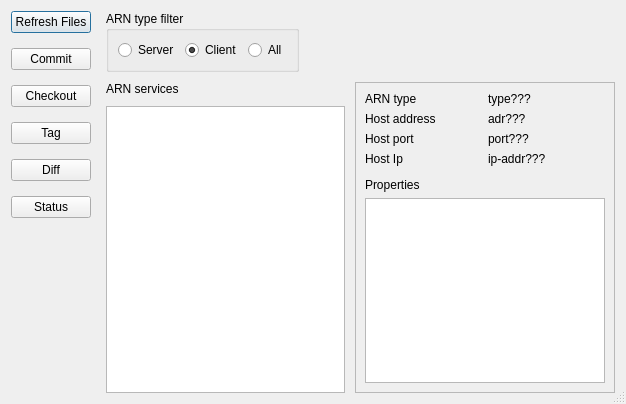
The window that src/DiscoverWindow.ui (micwik/ArnBrowser) describes before a commit, drawn with Qt 5.
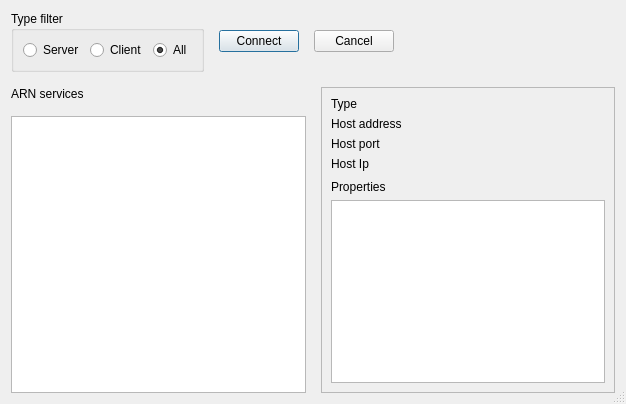
The same window after the commit. Icons and pictures are not drawn.

```diff
--- a/src/DiscoverWindow.ui
+++ b/src/DiscoverWindow.ui
@@ -16,78 +16,11 @@
   <property name="sizeGripEnabled">
    <bool>true</bool>
   </property>
-  <layout class="QHBoxLayout" name="horizontalLayout_2">
-   <property name="spacing">
-    <number>15</number>
-   </property>
-   <item>
     <layout class="QVBoxLayout" name="verticalLayout">
      <property name="spacing">
       <number>15</number>
      </property>
      <item>
-      <widget class="QPushButton" name="reLoadButton">
-       <property name="text">
-        <string>Refresh Files</string>
-       </property>
-      </widget>
-     </item>
-     <item>
-      <widget class="QPushButton" name="commitButton">
-       <property name="text">
-        <string>Commit</string>
-       </property>
-      </widget>
-     </item>
-     <item>
-      <widget class="QPushButton" name="checkoutButton">
-       <property name="text">
-        <string>Checkout</string>
-       </property>
-      </widget>
-     </item>
-     <item>
-      <widget class="QPushButton" name="tagButton">
-       <property name="text">
-        <string>Tag</string>
-       </property>
-      </widget>
-     </item>
-     <item>
-      <widget class="QPushButton" name="diffButton">
-       <property name="text">
-        <string>Diff</string>
-       </property>
-      </widget>
-     </item>
-     <item>
-      <widget class="QPushButton" name="statusButton">
-       <property name="text">
-        <string>Status</string>
-       </property>
-      </widget>
-     </item>
-     <item>
-      <spacer name="verticalSpacer">
-       <property name="orientation">
-        <enum>Qt::Vertical</enum>
-       </property>
-       <property name="sizeHint" stdset="0">
-        <size>
-         <width>20</width>
-         <height>40</height>
-        </size>
-       </property>
-      </spacer>
-     </item>
-    </layout>
-   </item>
-   <item>
-    <layout class="QVBoxLayout" name="verticalLayout_2">
-     <property name="spacing">
-      <number>10</number>
-     </property>
-     <item>
       <layout class="QHBoxLayout" name="horizontalLayout">
        <property name="spacing">
         <number>15</number>
@@ -101,7 +34,7 @@
           </sizepolicy>
          </property>
          <property name="title">
-          <string>ARN type filter</string>
+        <string>Type filter</string>
          </property>
          <layout class="QHBoxLayout" name="horizontalLayout_3">
           <item>
@@ -117,7 +50,7 @@
              <string>Client</string>
             </property>
             <property name="checked">
-             <bool>true</bool>
+           <bool>false</bool>
             </property>
            </widget>
           </item>
@@ -126,11 +59,48 @@
             <property name="text">
              <string>All</string>
             </property>
+          <property name="checked">
+           <bool>true</bool>
+          </property>
            </widget>
           </item>
          </layout>
         </widget>
        </item>
+     <item>
+      <widget class="QPushButton" name="connectButton">
+       <property name="text">
+        <string>Connect</string>
+       </property>
+       <property name="icon">
+        <iconset resource="files.qrc">
+         <normaloff>:/pic/connect.png</normaloff>:/pic/connect.png</iconset>
+       </property>
+       <property name="iconSize">
+        <size>
+         <width>25</width>
+         <height>24</height>
+        </size>
+       </property>
+      </widget>
+     </item>
+     <item>
+      <widget class="QPushButton" name="cancelButton">
+       <property name="text">
+        <string>Cancel</string>
+       </property>
+       <property name="icon">
+        <iconset resource="files.qrc">
+         <normaloff>:/pic/close.png</normaloff>:/pic/close.png</iconset>
+       </property>
+       <property name="iconSize">
+        <size>
+         <width>25</width>
+         <height>24</height>
+        </size>
+       </property>
+      </widget>
+     </item>
        <item>
         <spacer name="horizontalSpacer_2">
          <property name="orientation">
@@ -211,7 +181,7 @@
             <item row="0" column="0">
              <widget class="QLabel" name="arnTypeText">
               <property name="text">
-               <string>ARN type</string>
+             <string>Type</string>
               </property>
              </widget>
             </item>
@@ -225,21 +195,21 @@
             <item row="0" column="1">
              <widget class="QLabel" name="arnTypeValue">
               <property name="text">
-               <string>type???</string>
+             <string/>
               </property>
              </widget>
             </item>
             <item row="2" column="1">
              <widget class="QLabel" name="hostPortValue">
               <property name="text">
-               <string>port???</string>
+             <string/>
               </property>
              </widget>
             </item>
             <item row="1" column="1">
              <widget class="QLabel" name="hostAdrValue">
               <property name="text">
-               <string>adr???</string>
+             <string/>
               </property>
              </widget>
             </item>
@@ -253,7 +223,7 @@
             <item row="3" column="1">
              <widget class="QLabel" name="label_2">
               <property name="text">
-               <string>ip-addr???</string>
+             <string/>
               </property>
              </widget>
             </item>
@@ -295,8 +265,6 @@
       </layout>
      </item>
     </layout>
-   </item>
-  </layout>
  </widget>
  <resources/>
  <connections/>
```
Left out of the diff: 20 changed lines with no effect on the pictures. Lines whose indentation alone changed are shown as unchanged.
